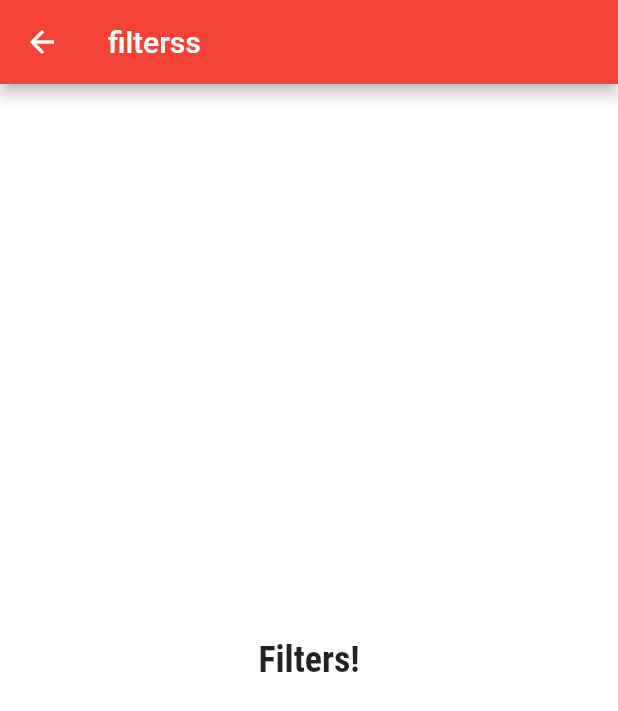
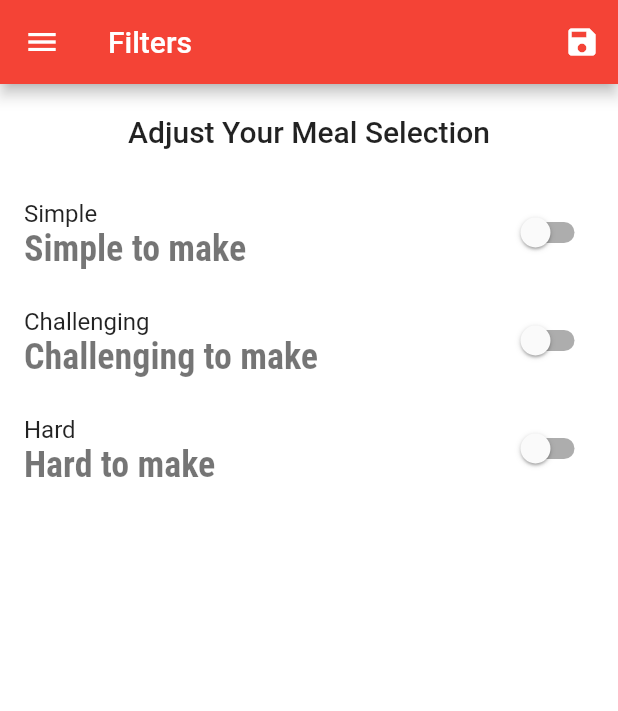
Before and after one commit to borakorpee/turkish_cuisine_app, a Flutter app: the FilterScreen screen opened by its route, on a phone screen of 412 x 824 dp. Shown: the top 711 px of the screen. Run offline on Flutter 3.47's test engine with Material 2 defaults, Android fonts, the phone set to English and light mode, and no system bars.

Commit message:
meal filters added

```diff
--- a/lib/dummy_data.dart
+++ b/lib/dummy_data.dart
@@ -109,9 +109,7 @@ const DUMMY_MEALS = const [
   //DINNERS
   Meal(
     id: 'm2',
-    categories: [
-      'c2',
-    ],
+    categories: ['c2', 'c1'],
     title: 'Karniyarik (Stuffed Eggplant)',
     affordability: Affordability.Affordable,
     complexity: Complexity.Challenging,
@@ -160,6 +158,7 @@ const DUMMY_MEALS = const [
     id: 'm3',
     categories: [
       'c3',
+      'c1',
     ],
     title: 'Simit Turkish Bagels',
     affordability: Affordability.Affordable,
@@ -374,7 +373,7 @@ const DUMMY_MEALS = const [
       'c9',
     ],
     title: 'Adana Kebabs (Turkish-Style Ground Lamb Skewers)',
-    affordability: Affordability.Pricey,
+    affordability: Affordability.Luxurious,
     complexity: Complexity.Hard,
     imageUrl:
         'https://upload.wikimedia.org/wikipedia/commons/thumb/5/55/Adana_kebab.jpg/800px-Adana_kebab.jpg',
--- a/lib/main.dart
+++ b/lib/main.dart
@@ -1,6 +1,8 @@
 // ignore_for_file: deprecated_member_use
 
 import 'package:flutter/material.dart';
+import './dummy_data.dart';
+import './models/meal.dart';
 import './screens/filter_screen.dart';
 
 import './screens/tabs_screen.dart';
@@ -10,7 +12,57 @@ import './screens/category_meals_screen.dart';
 
 void main() => runApp(MyApp());
 
-class MyApp extends StatelessWidget {
+class MyApp extends StatefulWidget {
+  @override
+  State<MyApp> createState() => _MyAppState();
+}
+
+String complexityTextreturn(complexity) {
+  switch (complexity) {
+    case Complexity.Simple:
+      return 'Simple';
+      break;
+    case Complexity.Challenging:
+      return 'Challenging';
+      break;
+    case Complexity.Hard:
+      return 'Hard';
+      break;
+    default:
+      return 'Unknown';
+  }
+}
+
+class _MyAppState extends State<MyApp> {
+  Map<String, bool> _filers = {
+    'simple': false,
+    'challenging': false,
+    'hard': false,
+  };
+
+  List<Meal> _availableMeals = DUMMY_MEALS;
+
+  void _setFilters(Map<String, bool> filterDate) {
+    setState(() {
+      _filers = filterDate;
+      _availableMeals = DUMMY_MEALS.where((meal) {
+        if (_filers['simple'] &&
+            complexityTextreturn(meal.complexity) == 'Simple') {
+          return true;
+        }
+        if (_filers['challenging'] &&
+            complexityTextreturn(meal.complexity) == 'Challenging') {
+          return true;
+        }
+        if (_filers['hard'] &&
+            complexityTextreturn(meal.complexity) == 'Hard') {
+          return true;
+        }
+        return false;
+      }).toList();
+    });
+  }
+
   @override
   Widget build(BuildContext context) {
     return MaterialApp(
@@ -33,9 +85,10 @@ class MyApp extends StatelessWidget {
       ),
       routes: {
         '/': (ctx) => TabScreen(),
-        CategoryMealsScreen.routeName: (ctx) => CategoryMealsScreen(),
+        CategoryMealsScreen.routeName: (ctx) =>
+            CategoryMealsScreen(_availableMeals),
         MealDetailScreen.routeName: (ctx) => MealDetailScreen(),
-        FilterScreen.routeName: (ctx) => FilterScreen(),
+        FilterScreen.routeName: (ctx) => FilterScreen(_filers, _setFilters),
       },
     );
   }
--- a/lib/screens/filter_screen.dart
+++ b/lib/screens/filter_screen.dart
@@ -1,13 +1,102 @@
+// ignore_for_file: unused_field
+
 import 'package:flutter/material.dart';
+import 'package:flutter_complete_guide/widgets/main_drawer.dart';
 
-class FilterScreen extends StatelessWidget {
+class FilterScreen extends StatefulWidget {
   static const routeName = '/filters';
+
+  final Function saveFilters;
+  final Map<String, bool> currentFilters;
+
+  FilterScreen(this.currentFilters, this.saveFilters);
+
+  @override
+  State<FilterScreen> createState() => _FilterScreenState();
+}
+
+class _FilterScreenState extends State<FilterScreen> {
+  bool _Simple = false;
+  bool _Challenging = false;
+  bool _Hard = false;
+  bool _Affordable = false;
+  bool _Pricey = false;
+  bool _Expensive = false;
+
+  @override
+  void initState() {
+    _Simple = widget.currentFilters['simple'];
+    _Challenging = widget.currentFilters['challenging'];
+    _Hard = widget.currentFilters['hard'];
+
+    super.initState();
+  }
+
+  Widget _buildSwitchListTile(
+    String titletxt,
+    String description,
+    bool currentValue,
+    Function updateValue,
+  ) {
+    return SwitchListTile(
+        title: Text(titletxt),
+        value: currentValue,
+        subtitle: Text(description),
+        onChanged: updateValue);
+  }
+
   @override
   Widget build(BuildContext context) {
     return Scaffold(
-      appBar: AppBar(title: Text('filterss')),
-      body: Center(
-        child: Text('Filters!'),
+      appBar: AppBar(
+        title: Text('Filters'),
+        actions: <Widget>[
+          IconButton(
+              onPressed: () {
+                final selectedFilters = {
+                  'simple': _Simple,
+                  'challenging': _Challenging,
+                  'hard': _Hard,
+                };
+                widget.saveFilters(selectedFilters);
+              },
+              icon: Icon(Icons.save))
+        ],
+      ),
+      drawer: MainDrawer(),
+      body: Column(
+        children: <Widget>[
+          Container(
+            padding: EdgeInsets.all(20),
+            child: Text(
+              'Adjust Your Meal Selection',
+              style: Theme.of(context).textTheme.titleLarge,
+            ),
+          ),
+          Expanded(
+              child: ListView(
+            children: <Widget>[
+              _buildSwitchListTile('Simple', 'Simple to make', _Simple,
+                  (newValue) {
+                setState(() {
+                  _Simple = newValue;
+                });
+              }),
+              _buildSwitchListTile(
+                  'Challenging', 'Challenging to make', _Challenging,
+                  (newValue) {
+                setState(() {
+                  _Challenging = newValue;
+                });
+              }),
+              _buildSwitchListTile('Hard', 'Hard to make', _Hard, (newValue) {
+                setState(() {
+                  _Hard = newValue;
+                });
+              }),
+            ],
+          ))
+        ],
       ),
     );
   }
--- a/lib/widgets/main_drawer.dart
+++ b/lib/widgets/main_drawer.dart
@@ -49,14 +49,14 @@ class MainDrawer extends StatelessWidget {
           'Meals',
           Icons.restaurant,
           () {
-            Navigator.of(context).pushNamed('/');
+            Navigator.of(context).pushReplacementNamed('/');
           },
         ),
         buildListTile(
           'Filters',
           Icons.settings,
           () {
-            Navigator.of(context).pushNamed(FilterScreen.routeName);
+            Navigator.of(context).pushReplacementNamed(FilterScreen.routeName);
           },
         )
       ]),
```
Also changed, not shown: lib/screens/category_meals_screen.dart (+12 -3 lines).
